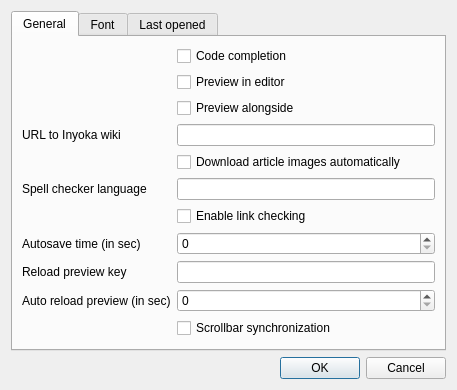
Qt form src/CSettingsDialog.ui (inyokaproject/inyokaedit) before a commit.
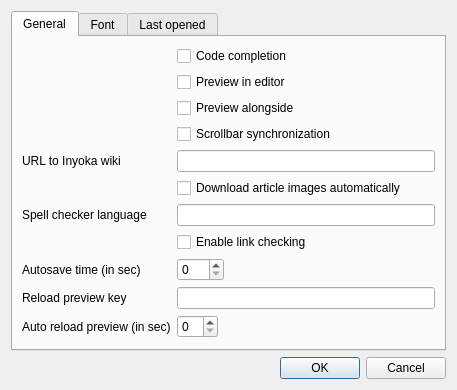
The same form after that commit. Icons and pictures are not drawn.

Commit message: Disable scrollbar sync, if preview alongside is disabled.

```diff
--- a/src/CSettingsDialog.ui
+++ b/src/CSettingsDialog.ui
@@ -31,13 +31,9 @@
        <string>General</string>
       </attribute>
       <layout class="QFormLayout" name="formLayout_3">
-       <item row="1" column="1">
-        <widget class="QCheckBox" name="previewInEditorCheck">
-         <property name="text">
-          <string>Preview in editor</string>
-         </property>
-        </widget>
-       </item>
+       <property name="fieldGrowthPolicy">
+        <enum>QFormLayout::ExpandingFieldsGrow</enum>
+       </property>
        <item row="0" column="1">
         <widget class="QCheckBox" name="codeCompletionCheck">
          <property name="text">
@@ -45,17 +41,21 @@
          </property>
         </widget>
        </item>
-       <item row="2" column="1">
-        <widget class="QCheckBox" name="previewAlongsideCheck">
+       <item row="1" column="1">
+        <widget class="QCheckBox" name="previewInEditorCheck">
          <property name="text">
-          <string>Preview alongside</string>
+          <string>Preview in editor</string>
          </property>
         </widget>
        </item>
        <item row="3" column="1">
-        <widget class="QLineEdit" name="inyokaUrlEdit"/>
+        <widget class="QCheckBox" name="scrollbarSyncCheck">
+         <property name="text">
+          <string>Scrollbar synchronization</string>
+         </property>
+        </widget>
        </item>
-       <item row="3" column="0">
+       <item row="4" column="0">
         <widget class="QLabel" name="inyokaUrlLabel">
          <property name="text">
           <string>URL to Inyoka wiki</string>
@@ -63,16 +63,16 @@
         </widget>
        </item>
        <item row="4" column="1">
+        <widget class="QLineEdit" name="inyokaUrlEdit"/>
+       </item>
+       <item row="5" column="1">
         <widget class="QCheckBox" name="articleImageDownloadCheck">
          <property name="text">
           <string>Download article images automatically</string>
          </property>
         </widget>
        </item>
-       <item row="5" column="1">
-        <widget class="QLineEdit" name="spellCheckerLangEdit"/>
-       </item>
-       <item row="5" column="0">
+       <item row="6" column="0">
         <widget class="QLabel" name="spellCheckLangLabel">
          <property name="text">
           <string>Spell checker language</string>
@@ -80,13 +80,23 @@
         </widget>
        </item>
        <item row="6" column="1">
+        <widget class="QLineEdit" name="spellCheckerLangEdit"/>
+       </item>
+       <item row="7" column="1">
         <widget class="QCheckBox" name="linkCheckingCheck">
          <property name="text">
           <string>Enable link checking</string>
          </property>
         </widget>
        </item>
-       <item row="7" column="1">
+       <item row="8" column="0">
+        <widget class="QLabel" name="autosaveLabel">
+         <property name="text">
+          <string>Autosave time (in sec)</string>
+         </property>
+        </widget>
+       </item>
+       <item row="8" column="1">
         <widget class="QSpinBox" name="autosaveEdit">
          <property name="toolTip">
           <string>Time which to autosave an article after (sec, 0 means disabled)</string>
@@ -96,17 +106,7 @@
          </property>
         </widget>
        </item>
-       <item row="7" column="0">
-        <widget class="QLabel" name="autosaveLabel">
-         <property name="text">
-          <string>Autosave time (in sec)</string>
-         </property>
-        </widget>
-       </item>
-       <item row="8" column="1">
-        <widget class="QLineEdit" name="reloadPreviewKeyEdit"/>
-       </item>
-       <item row="8" column="0">
+       <item row="9" column="0">
         <widget class="QLabel" name="reloadPreviewKeyLabel">
          <property name="text">
           <string>Reload preview key</string>
@@ -114,9 +114,9 @@
         </widget>
        </item>
        <item row="9" column="1">
-        <widget class="QSpinBox" name="timedPreviewsEdit"/>
+        <widget class="QLineEdit" name="reloadPreviewKeyEdit"/>
        </item>
-       <item row="9" column="0">
+       <item row="10" column="0">
         <widget class="QLabel" name="timedPreviewLabel">
          <property name="text">
           <string>Auto reload preview (in sec)</string>
@@ -124,9 +124,12 @@
         </widget>
        </item>
        <item row="10" column="1">
-        <widget class="QCheckBox" name="scrollbarSyncCheck">
+        <widget class="QSpinBox" name="timedPreviewsEdit"/>
+       </item>
+       <item row="2" column="1">
+        <widget class="QCheckBox" name="previewAlongsideCheck">
          <property name="text">
-          <string>Scrollbar synchronization</string>
+          <string>Preview alongside</string>
          </property>
         </widget>
        </item>
```
The commit also changes 1 other file.
